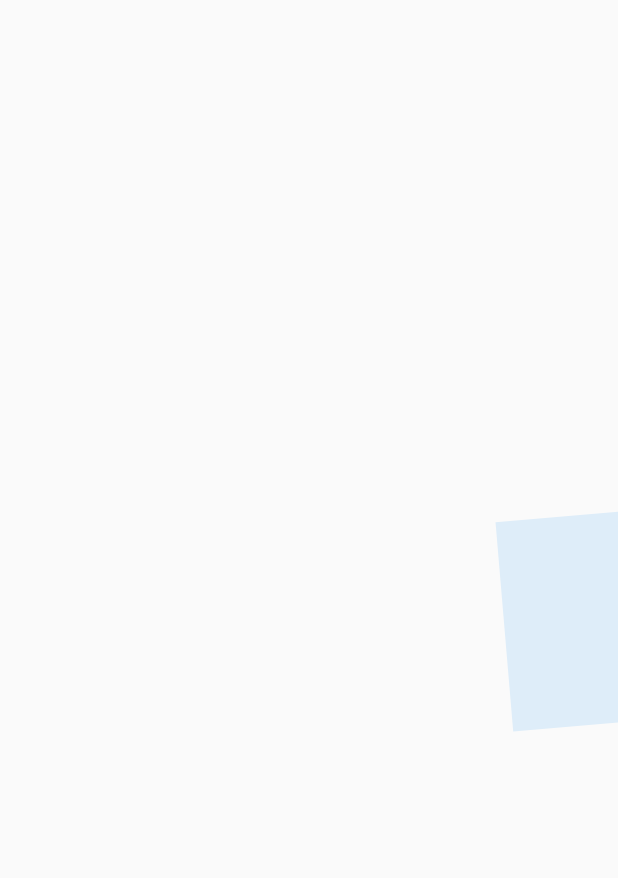
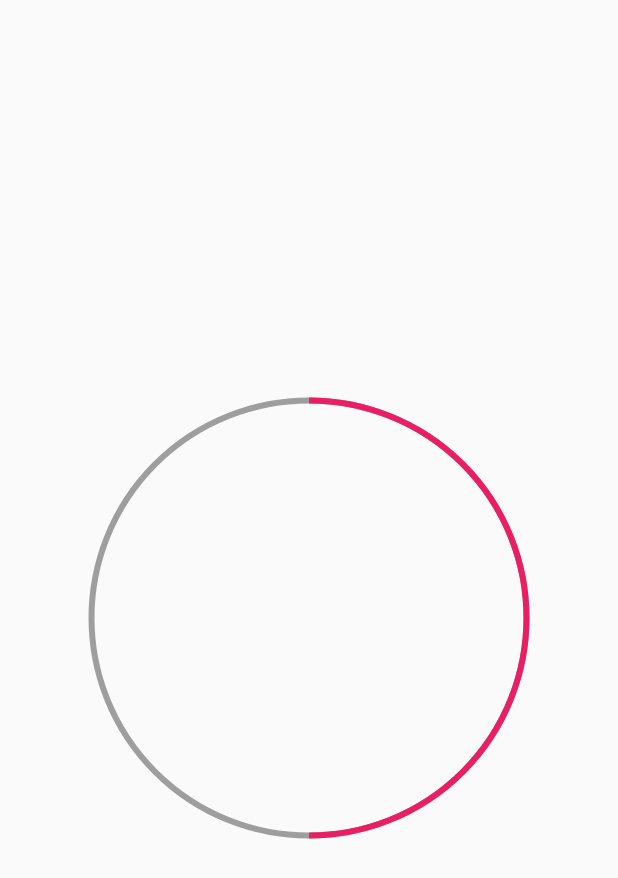
Before and after one commit to JhonZuluaga007/progess_bar_circular, a Flutter app: the screen it shows after launch, on a phone screen of 412 x 824 dp. Shown: the top 878 px of the screen. Run offline on Flutter 3.47's test engine with Material 2 defaults, Android fonts, the phone set to English and light mode, and no system bars.

Commit message:
a circle is created, where we are going to fill in the percentage of progress

```diff
--- a/lib/main.dart
+++ b/lib/main.dart
@@ -1,5 +1,5 @@
 import 'package:flutter/material.dart';
-import 'package:progess_bar_circular/src/pages/animations_page.dart';
+import 'package:progess_bar_circular/src/pages/circular_progress_page.dart';
 
 void main() {
   runApp(const MyApp());
@@ -16,7 +16,7 @@ class MyApp extends StatelessWidget {
       theme: ThemeData(
         primarySwatch: Colors.blue,
       ),
-      home: const AnimationsPage(),
+      home: const CircularProgressPage(),
     );
   }
 }
--- /dev/null
+++ b/lib/src/pages/circular_progress_page.dart
@@ -0,0 +1,60 @@
+import 'dart:math';
+
+import 'package:flutter/material.dart';
+
+class CircularProgressPage extends StatefulWidget {
+  const CircularProgressPage({Key? key}) : super(key: key);
+
+  @override
+  State<CircularProgressPage> createState() => _CircularProgressPageState();
+}
+
+class _CircularProgressPageState extends State<CircularProgressPage> {
+  @override
+  Widget build(BuildContext context) {
+    return Scaffold(
+      body: Center(
+        child: Container(
+          padding: const EdgeInsets.all(5),
+          width: 300,
+          height: 300,
+          child: CustomPaint(painter: _MyRadialPainter(percentage: 50)),
+        ),
+      ),
+    );
+  }
+}
+
+class _MyRadialPainter extends CustomPainter {
+  final double percentage;
+  _MyRadialPainter({required this.percentage});
+  @override
+  void paint(Canvas canvas, Size size) {
+    final paint = Paint()
+      ..strokeWidth = 4
+      ..color = Colors.grey
+      ..style = PaintingStyle.stroke;
+
+    final Offset center = Offset(size.width * 0.5, size.height / 2);
+    final double radius = min(size.width * 0.5, size.height * 0.5);
+
+    canvas.drawCircle(center, radius, paint);
+
+    //Arco
+    final paintBow = Paint()
+      ..strokeWidth = 4
+      ..color = Colors.pink
+      ..style = PaintingStyle.stroke;
+
+    //part that must be filled
+    double arcAngle = 2 * pi * (percentage / 100);
+    canvas.drawArc(Rect.fromCircle(center: center, radius: radius), -pi / 2,
+        arcAngle, false, paintBow);
+  }
+
+  @override
+  bool shouldRepaint(_MyRadialPainter oldDelegate) => false;
+
+  @override
+  bool shouldRebuildSemantics(_MyRadialPainter oldDelegate) => false;
+}
```
